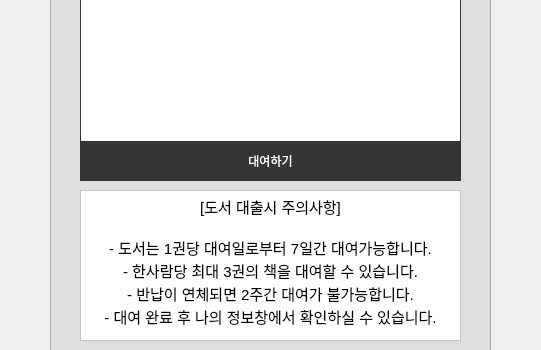
First picture: the form in shopping.ui, repository EUI-s-bookstore/bookstore, before the edit; both pictures show x 90 to 631 and y 100 to 450 of the 800 by 450 pixel window.
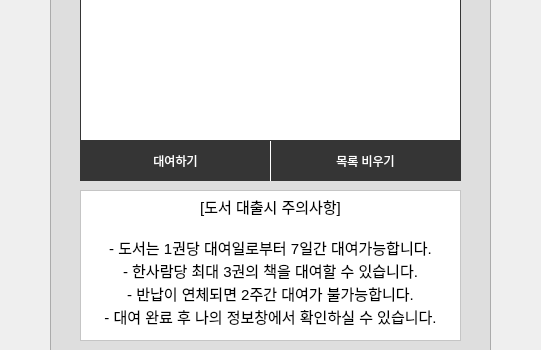
Second picture: the form after the edit. Icons and pictures are not drawn.

Commit message: shopping ui 수정

Diff of the .ui file:
```diff
--- a/shopping.ui
+++ b/shopping.ui
@@ -328,7 +328,7 @@
     <rect>
      <x>170</x>
      <y>240</y>
-     <width>381</width>
+     <width>191</width>
      <height>41</height>
     </rect>
    </property>
@@ -425,6 +425,44 @@
     <string notr="true">border:1px solid #353535;</string>
    </property>
   </widget>
+  <widget class="QPushButton" name="shopping_clear">
+   <property name="enabled">
+    <bool>true</bool>
+   </property>
+   <property name="geometry">
+    <rect>
+     <x>360</x>
+     <y>240</y>
+     <width>191</width>
+     <height>41</height>
+    </rect>
+   </property>
+   <property name="font">
+    <font>
+     <family>Arial</family>
+     <weight>50</weight>
+     <bold>false</bold>
+    </font>
+   </property>
+   <property name="styleSheet">
+    <string notr="true">QPushButton{
+border:1px solid #353535;
+border-left:1px solid #fff;
+background-color:#353535;
+color:#fff;
+}
+
+QPushButton:hover{
+background-color:#fff;
+color:#353535;
+}
+
+</string>
+   </property>
+   <property name="text">
+    <string>목록 비우기</string>
+   </property>
+  </widget>
   <zorder>textBrowser_2</zorder>
   <zorder>textBrowser_3</zorder>
   <zorder>email_C_Btn</zorder>
@@ -435,10 +473,11 @@
   <zorder>home_icon</zorder>
   <zorder>email_Btn</zorder>
   <zorder>user_icon</zorder>
-  <zorder>shopping_Btn</zorder>
   <zorder>label_2</zorder>
   <zorder>textBrowser</zorder>
   <zorder>shopping_list</zorder>
+  <zorder>shopping_Btn</zorder>
+  <zorder>shopping_clear</zorder>
  </widget>
  <resources/>
  <connections/>
```
